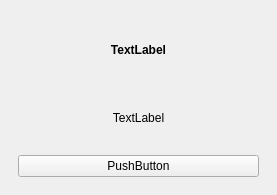
Memz-Dev/tygron-qgis, file tygron_dockwidget_base.ui: the form before one commit.
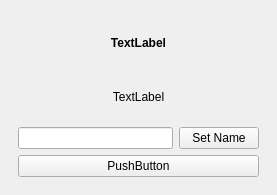
The form after the commit. Custom widgets are drawn as their Qt base class.

Diff of the .ui file:
```diff
--- a/tygron_dockwidget_base.ui
+++ b/tygron_dockwidget_base.ui
@@ -603,6 +603,20 @@
           </property>
          </widget>
         </item>
+        <item>
+         <layout class="QHBoxLayout" name="horizontalLayout">
+          <item>
+           <widget class="QLineEdit" name="MOverviewName"/>
+          </item>
+          <item>
+           <widget class="QPushButton" name="MOverviewChangeName">
+            <property name="text">
+             <string>Set Name</string>
+            </property>
+           </widget>
+          </item>
+         </layout>
+        </item>
         <item>
          <widget class="QPushButton" name="MOverviewReturn">
           <property name="text">
```
Left out of the diff: 2 changed lines with no effect on the pictures.
